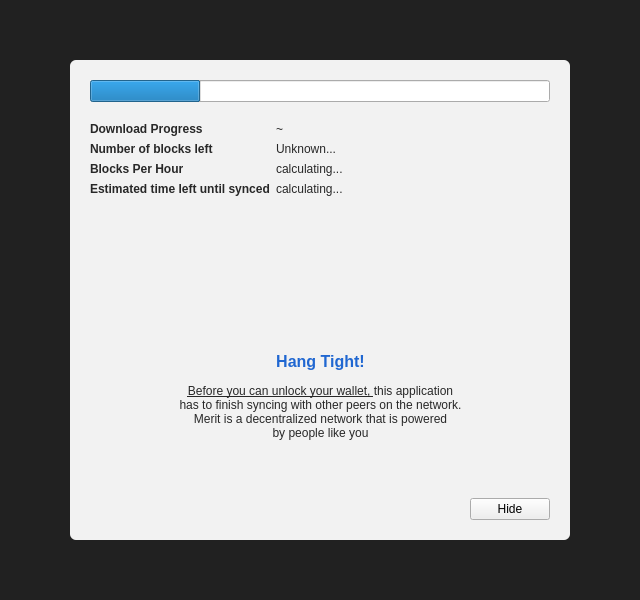
This is src/qt/forms/modaloverlay.ui in meritlabs/merit as Qt 5 draws it before an edit. The edited form follows.
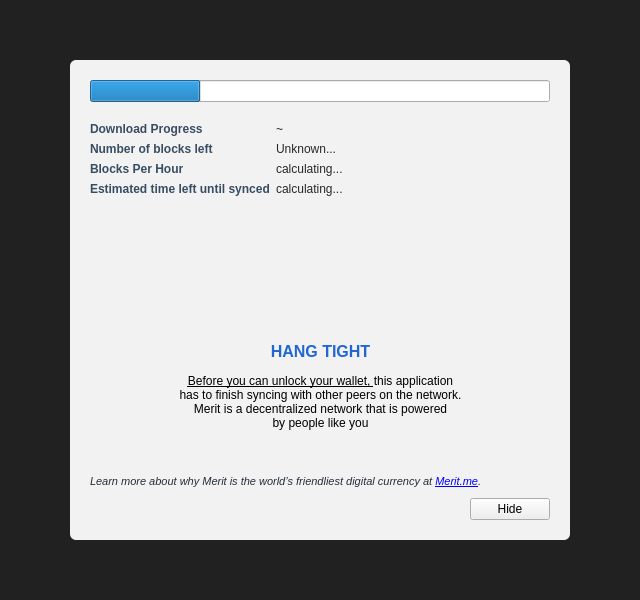
This is the edited form. Icons and pictures are not drawn. Custom widgets are drawn as their Qt base class.

```diff
--- a/src/qt/forms/modaloverlay.ui
+++ b/src/qt/forms/modaloverlay.ui
@@ -66,7 +66,7 @@
 
 QLabel { color: rgb(40,40,40);  }</string>
         </property>
-        <layout class="QVBoxLayout" name="verticalLayoutSub" stretch="0,0,0,0,0,0">
+        <layout class="QVBoxLayout" name="verticalLayoutSub" stretch="0,0,0,0,0,0,0">
          <property name="spacing">
           <number>0</number>
          </property>
@@ -115,7 +115,7 @@
               </font>
              </property>
              <property name="text">
-              <string>Download Progress</string>
+              <string>&lt;html&gt;&lt;head/&gt;&lt;body&gt;&lt;p&gt;&lt;span style=&quot; color:#384c62;&quot;&gt;Download Progress&lt;/span&gt;&lt;/p&gt;&lt;/body&gt;&lt;/html&gt;</string>
              </property>
             </widget>
            </item>
@@ -139,7 +139,7 @@
               </font>
              </property>
              <property name="text">
-              <string>Number of blocks left</string>
+              <string>&lt;html&gt;&lt;head/&gt;&lt;body&gt;&lt;p&gt;&lt;span style=&quot; color:#384c62;&quot;&gt;Number of blocks left&lt;/span&gt;&lt;/p&gt;&lt;/body&gt;&lt;/html&gt;</string>
              </property>
             </widget>
            </item>
@@ -159,7 +159,7 @@
               </font>
              </property>
              <property name="text">
-              <string>Blocks Per Hour</string>
+              <string>&lt;html&gt;&lt;head/&gt;&lt;body&gt;&lt;p&gt;&lt;span style=&quot; color:#384c62;&quot;&gt;Blocks Per Hour&lt;/span&gt;&lt;/p&gt;&lt;/body&gt;&lt;/html&gt;</string>
              </property>
             </widget>
            </item>
@@ -179,7 +179,7 @@
               </font>
              </property>
              <property name="text">
-              <string>Estimated time left until synced</string>
+              <string>&lt;html&gt;&lt;head/&gt;&lt;body&gt;&lt;p&gt;&lt;span style=&quot; color:#384c62;&quot;&gt;Estimated time left until synced&lt;/span&gt;&lt;/p&gt;&lt;/body&gt;&lt;/html&gt;</string>
              </property>
             </widget>
            </item>
@@ -356,13 +356,13 @@
              <property name="geometry">
               <rect>
                <x>0</x>
-               <y>110</y>
+               <y>100</y>
                <width>461</width>
                <height>101</height>
               </rect>
              </property>
              <property name="text">
-              <string>&lt;html&gt;&lt;head/&gt;&lt;body&gt;&lt;p align=&quot;center&quot;&gt;&lt;span style=&quot; font-size:12pt; font-weight:600; color:#2067d1;&quot;&gt;Hang Tight!&lt;br/&gt;&lt;/span&gt;&lt;br/&gt;&lt;span style=&quot; text-decoration: underline;&quot;&gt;Before you can unlock your wallet, &lt;/span&gt;this application&lt;br/&gt;has to finish syncing with other peers on the network.&lt;br/&gt;Merit is a decentralized network that is powered&lt;br/&gt;by people like you&lt;/p&gt;&lt;/body&gt;&lt;/html&gt;</string>
+              <string>&lt;html&gt;&lt;head/&gt;&lt;body&gt;&lt;p align=&quot;center&quot;&gt;&lt;span style=&quot; font-size:12pt; font-weight:600; color:#2067d1;&quot;&gt;HANG TIGHT&lt;br/&gt;&lt;/span&gt;&lt;br/&gt;&lt;span style=&quot; text-decoration: underline; color:#000000;&quot;&gt;Before you can unlock your wallet, &lt;/span&gt;&lt;span style=&quot; color:#000000;&quot;&gt;this application&lt;br/&gt;has to finish syncing with other peers on the network.&lt;br/&gt;Merit is a decentralized network that is powered&lt;br/&gt;by people like you&lt;/span&gt;&lt;/p&gt;&lt;/body&gt;&lt;/html&gt;</string>
              </property>
              <property name="textFormat">
               <enum>Qt::RichText</enum>
@@ -387,6 +387,13 @@
            </property>
           </spacer>
          </item>
+         <item>
+          <widget class="QLabel" name="learnMoreLink">
+           <property name="text">
+            <string>&lt;html&gt;&lt;head/&gt;&lt;body&gt;&lt;p&gt;&lt;span style=&quot; font-size:8pt; font-style:italic; color:#222e3c;&quot;&gt;Learn more about why Merit is the world’s friendliest digital currency at &lt;/span&gt;&lt;a href=&quot;https://www.merit.me/why-merit/&quot;&gt;&lt;span style=&quot; font-size:8pt; font-style:italic; text-decoration: underline; color:#0000ff;&quot;&gt;Merit.me&lt;/span&gt;&lt;/a&gt;&lt;span style=&quot; font-size:8pt; font-style:italic;&quot;&gt;.&lt;/span&gt;&lt;/p&gt;&lt;/body&gt;&lt;/html&gt;</string>
+           </property>
+          </widget>
+         </item>
          <item>
           <layout class="QHBoxLayout" name="horizontalLayoutButtons">
            <property name="leftMargin">
```
